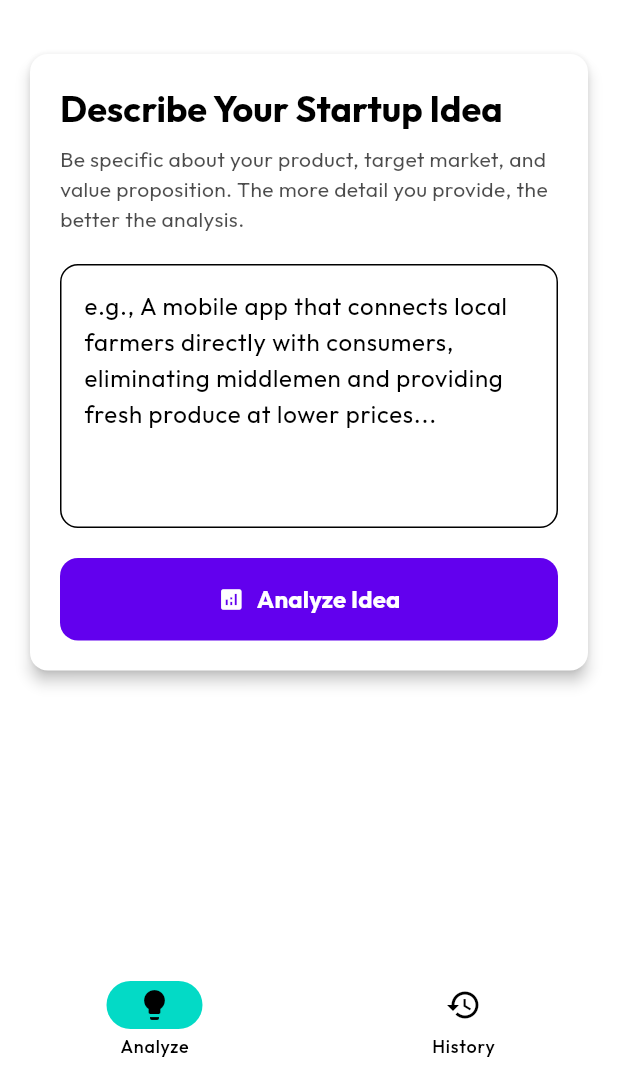
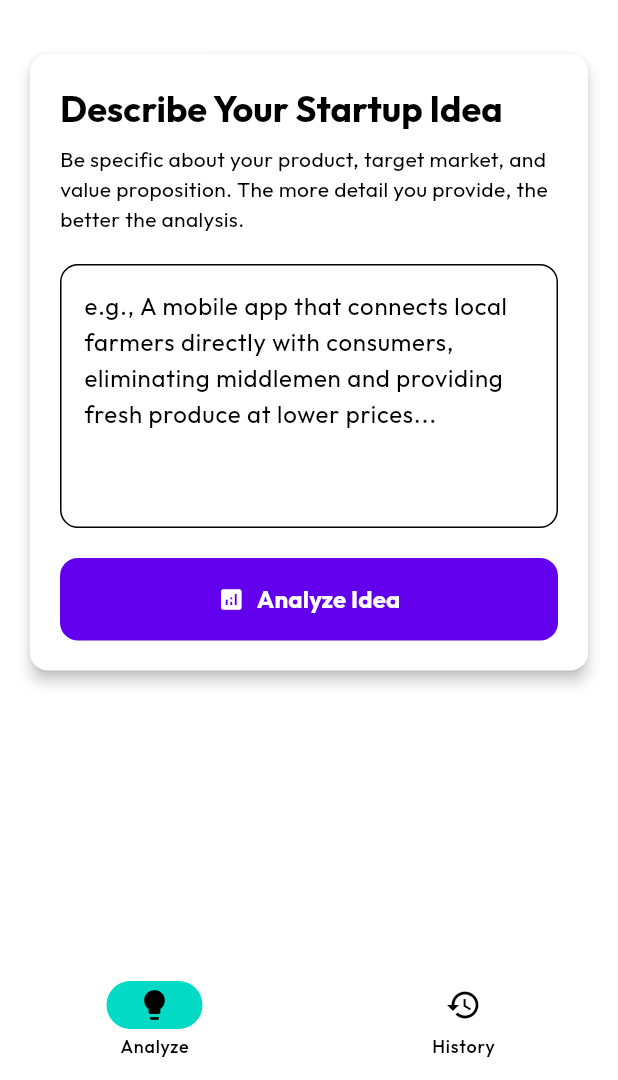
Before and after one commit to igmoiiz/StepWise, a Flutter app: the screen it shows after launch, after a tap on the "light mode" icon, on a phone screen of 412 x 824 dp, the part 156-1236 px from its top. Run offline on Flutter 3.47's test engine with Material 3 defaults, Android fonts, the phone set to English and light mode, and no system bars; our stand-ins replace cloud_firestore, firebase_auth, firebase_core, google_fonts, google_generative_ai; accounts and stored records are empty.

Commit message:
Last Minute Improvements done if no other commit after this that means that the application is now complete if commits after this then that means I am still the greatest developer of all time but the framework sucks - Moiz Baloch the greatest Developer of all time

```diff
--- a/lib/presentation/utilities/theme.dart
+++ b/lib/presentation/utilities/theme.dart
@@ -15,12 +15,17 @@ ThemeData darkMode = ThemeData(
   useMaterial3: true,
   fontFamily: GoogleFonts.urbanist().fontFamily,
   colorScheme: ColorScheme.dark(
-    primary: const Color(0xFF1F3A93), // Primary Color -> Main Buttons etc
-    surface: const Color(0xFF121212), //  Background Color
-    onSurface: const Color(0xFF1E1E1E), //  Panels and cards accent Color
-    onPrimary: const Color(0xFFFFFFFF), //  Main Text Color
-    onTertiary: const Color(0xFFBDC3C7), //  Subtext and Labels
-    error: const Color(0xFFE74C3C), //  Error Color
-    secondary: const Color(0xFF27AE60), //  Success Color
+    primary: const Color(0xFF6366F1), // Primary Color -> Main Buttons etc
+    surface: const Color(0xFF0F0F0F), //  Background Color
+    onSurface: const Color(0xFFE5E5E5), //  Main Text Color - High contrast
+    surfaceContainerHighest: const Color(0xFF1F1F1F), //  Panels and cards accent Color
+    onSurfaceVariant: const Color(0xFFB0B0B0), //  Subtext and Labels - Better contrast
+    onPrimary: const Color(0xFFFFFFFF), //  Button text
+    error: const Color(0xFFEF4444), //  Error Color
+    secondary: const Color(0xFF10B981), //  Success Color
+    primaryContainer: const Color(0xFF4338CA),
+    secondaryContainer: const Color(0xFF059669),
+    errorContainer: const Color(0xFF7F1D1D),
+    onErrorContainer: const Color(0xFFFECACA),
   ),
 );
--- a/lib/presentation/view/interface/widgets/analysis_history_section.dart
+++ b/lib/presentation/view/interface/widgets/analysis_history_section.dart
@@ -198,24 +198,30 @@ class _AnalysisHistorySectionState extends State<AnalysisHistorySection>
                   ),
                 )
               else if (uiState.analysisHistory.isEmpty)
-                const SliverFillRemaining(
+                SliverFillRemaining(
                   child: Center(
                     child: Column(
                       mainAxisAlignment: MainAxisAlignment.center,
                       children: [
-                        Icon(Icons.history, size: 64, color: Colors.grey),
-                        SizedBox(height: 16),
+                        Icon(
+                          Icons.history,
+                          size: 64,
+                          color: theme.colorScheme.onSurfaceVariant,
+                        ),
+                        const SizedBox(height: 16),
                         Text(
                           'No analysis history yet',
-                          style: TextStyle(
-                            fontSize: 18,
+                          style: theme.textTheme.headlineSmall?.copyWith(
                             fontWeight: FontWeight.w500,
+                            color: theme.colorScheme.onSurface,
                           ),
                         ),
-                        SizedBox(height: 8),
+                        const SizedBox(height: 8),
                         Text(
                           'Start by analyzing your first startup idea!',
-                          style: TextStyle(color: Colors.grey),
+                          style: theme.textTheme.bodyMedium?.copyWith(
+                            color: theme.colorScheme.onSurfaceVariant,
+                          ),
                         ),
                       ],
                     ),
@@ -249,7 +255,7 @@ class _AnalysisHistorySectionState extends State<AnalysisHistorySection>
                                                 .analysis
                                                 .marketAnalysis
                                                 .successProbability,
-                                          ).withOpacity(0.1),
+                                          ).withValues(alpha: 0.1),
                                           borderRadius: BorderRadius.circular(
                                             8,
                                           ),
--- a/lib/presentation/view/interface/widgets/analysis_input_section.dart
+++ b/lib/presentation/view/interface/widgets/analysis_input_section.dart
@@ -114,9 +114,7 @@ class _AnalysisInputSectionState extends State<AnalysisInputSection>
                           Text(
                             'Be specific about your product, target market, and value proposition. The more detail you provide, the better the analysis.',
                             style: theme.textTheme.bodyMedium?.copyWith(
-                              color: theme.colorScheme.onSurface.withOpacity(
-                                0.7,
-                              ),
+                              color: theme.colorScheme.onSurfaceVariant,
                             ),
                           ),
                           const SizedBox(height: 20),
@@ -126,11 +124,17 @@ class _AnalysisInputSectionState extends State<AnalysisInputSection>
                             decoration: InputDecoration(
                               hintText:
                                   'e.g., A mobile app that connects local farmers directly with consumers, eliminating middlemen and providing fresh produce at lower prices...',
+                              hintStyle: TextStyle(
+                                color: theme.colorScheme.onSurfaceVariant,
+                              ),
                               border: OutlineInputBorder(
                                 borderRadius: BorderRadius.circular(12),
                               ),
                               filled: true,
-                              fillColor: theme.colorScheme.surface,
+                              fillColor: theme.colorScheme.surfaceContainerHighest,
+                            ),
+                            style: TextStyle(
+                              color: theme.colorScheme.onSurface,
                             ),
                           ),
                           const SizedBox(height: 20),
--- a/lib/presentation/view/interface/widgets/analysis_results_section.dart
+++ b/lib/presentation/view/interface/widgets/analysis_results_section.dart
@@ -162,7 +162,7 @@ class _AnalysisResultsSectionState extends State<AnalysisResultsSection>
                         child: LinearProgressIndicator(
                           value:
                               analysis.marketAnalysis.successProbability / 100,
-                          backgroundColor: theme.colorScheme.surfaceVariant,
+                          backgroundColor: theme.colorScheme.surfaceContainerHighest,
                           valueColor: AlwaysStoppedAnimation<Color>(
                             _getSuccessColor(
                               analysis.marketAnalysis.successProbability,
@@ -271,7 +271,7 @@ class _AnalysisResultsSectionState extends State<AnalysisResultsSection>
                     (customer) => Padding(
                       padding: const EdgeInsets.only(bottom: 12.0),
                       child: Card(
-                        color: theme.colorScheme.surfaceVariant,
+                        color: theme.colorScheme.surfaceContainerHighest,
                         child: Padding(
                           padding: const EdgeInsets.all(12.0),
                           child: Column(
```
